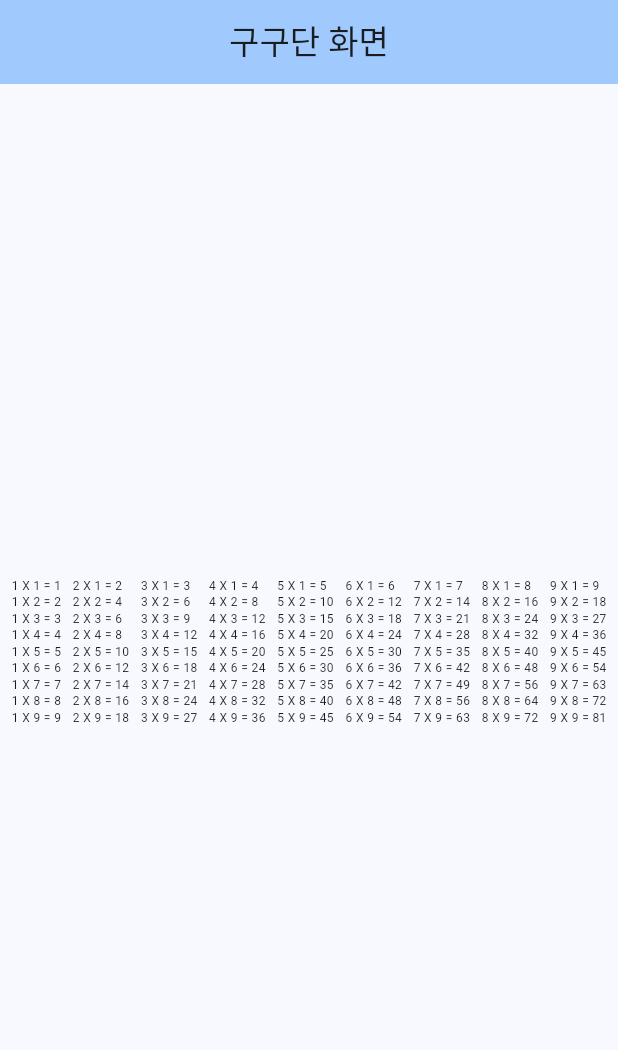
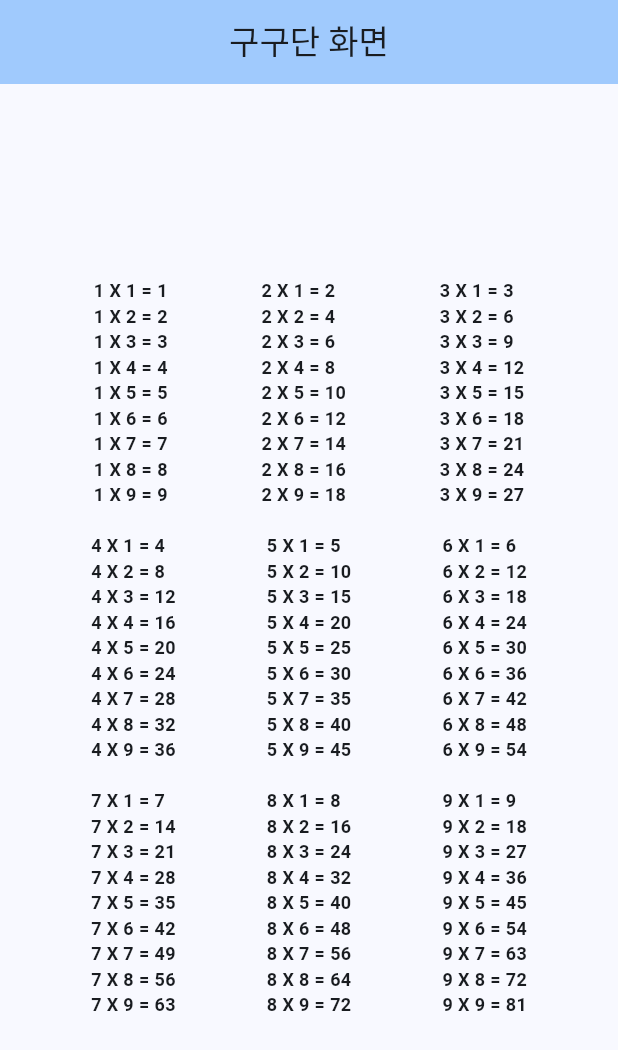
Before and after one commit to kga9002/counter_app, a Flutter app: the screen it shows after launch, on a phone screen of 412 x 824 dp. Shown: the top 1050 px of the screen. Run offline on Flutter 3.47's test engine with Material 3 defaults, Android fonts, the phone set to English and light mode, and no system bars.

Commit message:
[UPDATE[] 구구단 수정

```diff
--- a/lib/main.dart
+++ b/lib/main.dart
@@ -64,13 +64,25 @@ class _MyHomePageState extends State<MyHomePage> {
         child: Column(
           mainAxisAlignment: MainAxisAlignment.center,
           children: <Widget>[
-            Row(
-              mainAxisAlignment: MainAxisAlignment.spaceEvenly,
+            Column(
               children: [
-                for (var i = 1; i <= 9; i++)
-                  Text(_getMultiply(i), style: TextStyle(fontSize: 8)),
+                for (var i = 0; i < 3; i++)
+                  Row(
+                    mainAxisAlignment: MainAxisAlignment.spaceEvenly,
+                    children: [
+                      for (var j = 1; j <= 3; j++)
+                        Text(
+                          _getMultiply(i * 3 + j),
+                          style: TextStyle(
+                            fontSize: 12,
+                            fontWeight: FontWeight.w600,
+                          ),
+                        ),
+                    ],
+                  ),
               ],
             ),
+
             // Text(
             //   '$_counter',
             //   style: Theme.of(context).textTheme.headlineMedium,
```
